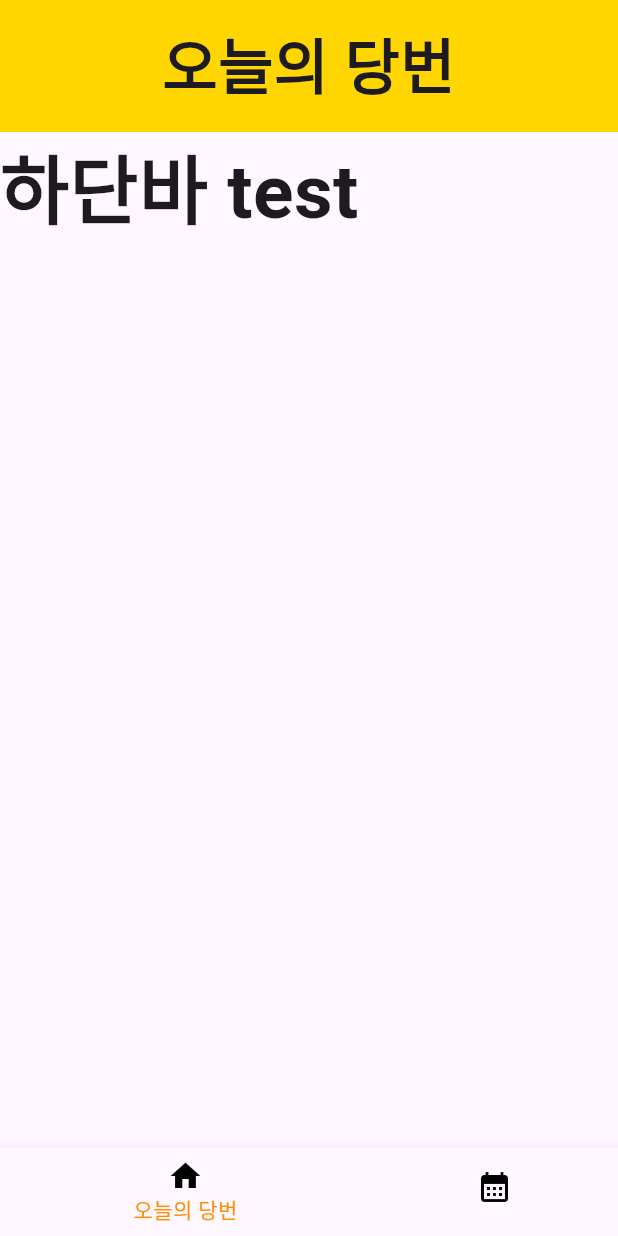
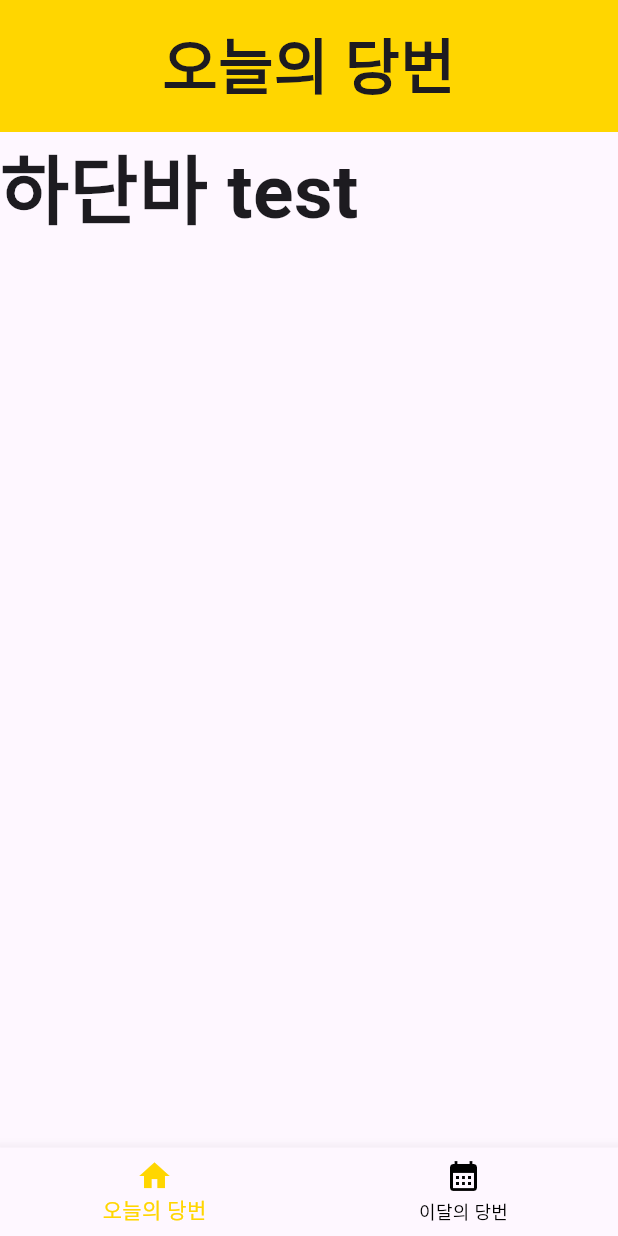
Before and after one commit to wwwxsv19/2dayManage, a Flutter app: the screen it shows after launch, on a phone screen of 412 x 824 dp. Run offline on Flutter 3.47's test engine with Material 3 defaults, Android fonts, the phone set to English and light mode, and no system bars; our stand-ins replace font_awesome_flutter; Roboto replaces fonts that are missing (Pretendard).

Commit message:
~0226 feat : 하단바 모션 및 색상

```diff
--- a/todays_manage/lib/screen/main_screen.dart
+++ b/todays_manage/lib/screen/main_screen.dart
@@ -39,15 +39,17 @@ class MyAppState extends State<MyApp> {
           ],
         ),
         bottomNavigationBar: BottomNavigationBar(
-          type: BottomNavigationBarType.shifting,
+          type: BottomNavigationBarType.fixed,
           items: <BottomNavigationBarItem>[
-            BottomNavigationBarItem(icon: Icon(Icons.home, color: Colors.black), label: "오늘의 당번"),
-            BottomNavigationBarItem(
-                icon: Icon(Icons.calendar_month, color: Colors.black), label: "이달의 당번")
+            BottomNavigationBarItem( icon: Icon(Icons.home), label: "오늘의 당번" ),
+            BottomNavigationBarItem( icon: Icon(Icons.calendar_month), label: "이달의 당번" )
           ],
           currentIndex: _selectedIndex,
-          selectedItemColor: Colors.amber[800],
+          selectedItemColor: Color(0xffFFD600),
+          unselectedItemColor: Colors.black,
+          showUnselectedLabels: true,
           onTap: _onItemTapped,
+
         ),
       ),
     );
--- /dev/null
+++ b/todays_manage/lib/widget/navibar/btm_navibar.dart
@@ -0,0 +1,23 @@
+import 'package:flutter/material.dart';
+
+class MainAppbar extends StatelessWidget { // 정적인 화면
+  // const MainAppbar({Key? key}) : super(key: key);
+
+  @override
+
+  // 위젯을 build 를 통해 계층적으로 조합해야 한다!
+  Widget build(BuildContext context) {
+    return Scaffold(
+      backgroundColor: Color(0xffFFD600),
+      body: Container(
+        alignment: Alignment.center,
+        child: const Text(
+          "오늘의 당번",
+          style: TextStyle(
+            fontFamily: "Pretendard", fontWeight: FontWeight.w900, fontSize: 40,
+          ),
+        ),
+      ),
+    );
+  }
+}
```
